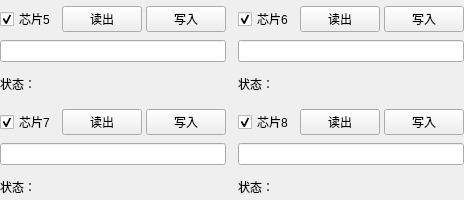
Old version of the form 5_8booth.ui in the repository yslinux86/supplywriter_factory.
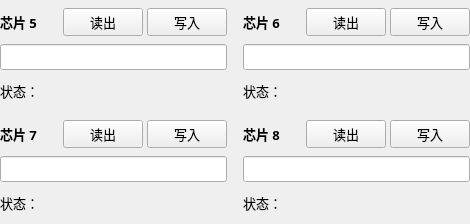
New version of the form.

```diff
--- a/5_8booth.ui
+++ b/5_8booth.ui
@@ -6,10 +6,16 @@
    <rect>
     <x>0</x>
     <y>0</y>
-    <width>464</width>
-    <height>200</height>
+    <width>470</width>
+    <height>224</height>
    </rect>
   </property>
+  <property name="font">
+   <font>
+    <family>微软雅黑</family>
+    <pointsize>10</pointsize>
+   </font>
+  </property>
   <property name="windowTitle">
    <string>SupplyReader</string>
   </property>
@@ -18,13 +24,16 @@
     <number>0</number>
    </property>
    <property name="topMargin">
-    <number>6</number>
+    <number>8</number>
    </property>
    <property name="rightMargin">
     <number>0</number>
    </property>
    <property name="bottomMargin">
-    <number>0</number>
+    <number>8</number>
+   </property>
+   <property name="horizontalSpacing">
+    <number>8</number>
    </property>
    <item row="0" column="0">
     <layout class="QVBoxLayout" name="verticalLayout">
@@ -40,7 +49,7 @@
         <number>0</number>
        </property>
        <property name="spacing">
-        <number>12</number>
+        <number>16</number>
        </property>
        <item row="0" column="1">
         <layout class="QVBoxLayout" name="verticalLayout_11">
@@ -56,12 +65,17 @@
             <number>0</number>
            </property>
            <item>
-            <widget class="QCheckBox" name="CheckChip6">
-             <property name="text">
-              <string>芯片6</string>
+            <widget class="QLabel" name="label_4">
+             <property name="font">
+              <font>
+               <family>微软雅黑</family>
+               <pointsize>10</pointsize>
+               <weight>75</weight>
+               <bold>true</bold>
+              </font>
              </property>
-             <property name="checked">
-              <bool>true</bool>
+             <property name="text">
+              <string>芯片 6</string>
              </property>
             </widget>
            </item>
@@ -96,6 +110,12 @@
          </item>
          <item>
           <widget class="QLineEdit" name="Chip6SerialNo">
+           <property name="font">
+            <font>
+             <family>微软雅黑</family>
+             <pointsize>10</pointsize>
+            </font>
+           </property>
            <property name="maxLength">
             <number>32</number>
            </property>
@@ -117,6 +137,12 @@
            </property>
            <item>
             <widget class="QLabel" name="label_15">
+             <property name="font">
+              <font>
+               <family>微软雅黑</family>
+               <pointsize>10</pointsize>
+              </font>
+             </property>
              <property name="text">
               <string>状态：</string>
              </property>
@@ -124,6 +150,12 @@
            </item>
            <item>
             <widget class="QLabel" name="booth6state">
+             <property name="font">
+              <font>
+               <family>微软雅黑</family>
+               <pointsize>10</pointsize>
+              </font>
+             </property>
              <property name="text">
               <string/>
              </property>
@@ -163,12 +195,17 @@
             <number>0</number>
            </property>
            <item>
-            <widget class="QCheckBox" name="CheckChip5">
-             <property name="text">
-              <string>芯片5</string>
+            <widget class="QLabel" name="label">
+             <property name="font">
+              <font>
+               <family>微软雅黑</family>
+               <pointsize>10</pointsize>
+               <weight>75</weight>
+               <bold>true</bold>
+              </font>
              </property>
-             <property name="checked">
-              <bool>true</bool>
+             <property name="text">
+              <string>芯片 5</string>
              </property>
             </widget>
            </item>
@@ -203,6 +240,12 @@
          </item>
          <item>
           <widget class="QLineEdit" name="Chip5SerialNo">
+           <property name="font">
+            <font>
+             <family>微软雅黑</family>
+             <pointsize>10</pointsize>
+            </font>
+           </property>
            <property name="maxLength">
             <number>32</number>
            </property>
@@ -224,6 +267,12 @@
            </property>
            <item>
             <widget class="QLabel" name="label_14">
+             <property name="font">
+              <font>
+               <family>微软雅黑</family>
+               <pointsize>10</pointsize>
+              </font>
+             </property>
              <property name="text">
               <string>状态：</string>
              </property>
@@ -231,6 +280,12 @@
            </item>
            <item>
             <widget class="QLabel" name="booth5state">
+             <property name="font">
+              <font>
+               <family>微软雅黑</family>
+               <pointsize>10</pointsize>
+              </font>
+             </property>
              <property name="text">
               <string/>
              </property>
@@ -270,12 +325,17 @@
             <number>0</number>
            </property>
            <item>
-            <widget class="QCheckBox" name="CheckChip7">
-             <property name="text">
-              <string>芯片7</string>
+            <widget class="QLabel" name="label_2">
+             <property name="font">
+              <font>
+               <family>微软雅黑</family>
+               <pointsize>10</pointsize>
+               <weight>75</weight>
+               <bold>true</bold>
+              </font>
              </property>
-             <property name="checked">
-              <bool>true</bool>
+             <property name="text">
+              <string>芯片 7</string>
              </property>
             </widget>
            </item>
@@ -310,6 +370,12 @@
          </item>
          <item>
           <widget class="QLineEdit" name="Chip7SerialNo">
+           <property name="font">
+            <font>
+             <family>微软雅黑</family>
+             <pointsize>10</pointsize>
+            </font>
+           </property>
            <property name="maxLength">
             <number>32</number>
            </property>
@@ -331,6 +397,12 @@
            </property>
            <item>
             <widget class="QLabel" name="label_16">
+             <property name="font">
+              <font>
+               <family>微软雅黑</family>
+               <pointsize>10</pointsize>
+              </font>
+             </property>
              <property name="text">
               <string>状态：</string>
              </property>
@@ -338,6 +410,12 @@
            </item>
            <item>
             <widget class="QLabel" name="booth7state">
+             <property name="font">
+              <font>
+               <family>微软雅黑</family>
+               <pointsize>10</pointsize>
+              </font>
+             </property>
              <property name="text">
               <string/>
              </property>
@@ -374,12 +452,17 @@
             <number>0</number>
            </property>
            <item>
-            <widget class="QCheckBox" name="CheckChip8">
-             <property name="text">
-              <string>芯片8</string>
+            <widget class="QLabel" name="label_3">
+             <property name="font">
+              <font>
+               <family>微软雅黑</family>
+               <pointsize>10</pointsize>
+               <weight>75</weight>
+               <bold>true</bold>
+              </font>
              </property>
-             <property name="checked">
-              <bool>true</bool>
+             <property name="text">
+              <string>芯片 8</string>
              </property>
             </widget>
            </item>
@@ -414,6 +497,12 @@
          </item>
          <item>
           <widget class="QLineEdit" name="Chip8SerialNo">
+           <property name="font">
+            <font>
+             <family>微软雅黑</family>
+             <pointsize>10</pointsize>
+            </font>
+           </property>
            <property name="maxLength">
             <number>32</number>
            </property>
@@ -435,6 +524,12 @@
            </property>
            <item>
             <widget class="QLabel" name="label_17">
+             <property name="font">
+              <font>
+               <family>微软雅黑</family>
+               <pointsize>10</pointsize>
+              </font>
+             </property>
              <property name="text">
               <string>状态：</string>
              </property>
@@ -442,6 +537,12 @@
            </item>
            <item>
             <widget class="QLabel" name="booth8state">
+             <property name="font">
+              <font>
+               <family>微软雅黑</family>
+               <pointsize>10</pointsize>
+              </font>
+             </property>
              <property name="text">
               <string/>
              </property>
```
